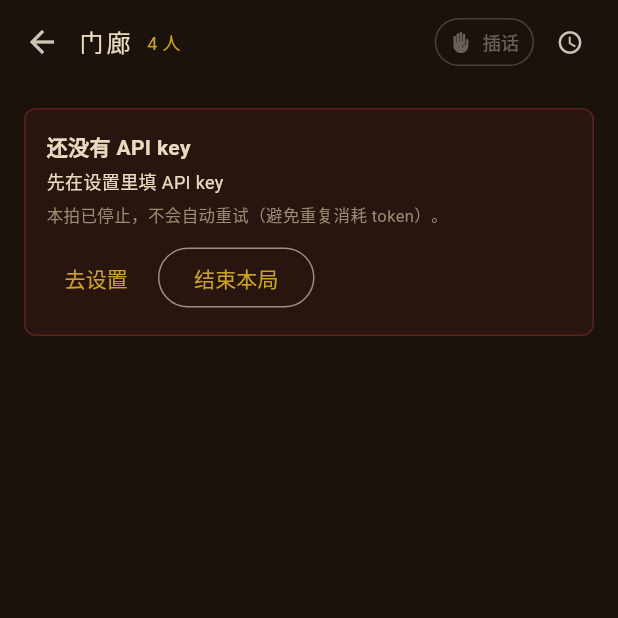
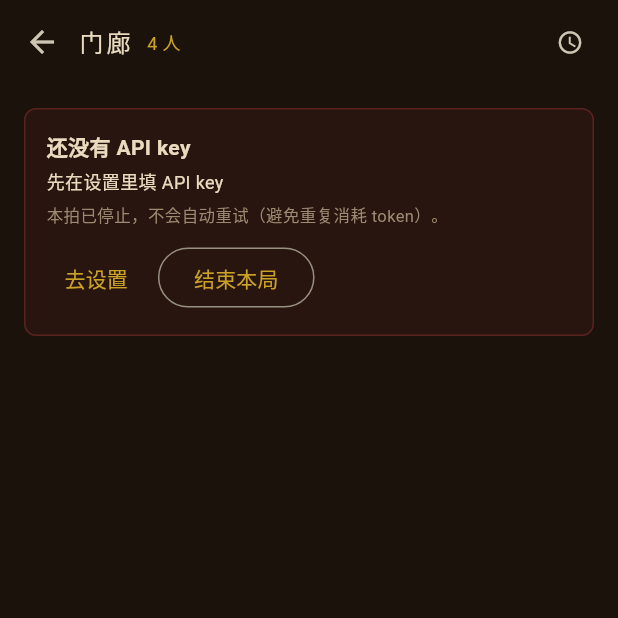
Before and after one commit to hzdDylan/ai_paotuan_roundtablemetting, a Flutter app: the TableScreen screen opened by its route, on a phone screen of 412 x 824 dp, the top half of it. Run offline on Flutter 3.47's test engine with Material 3 defaults, Android fonts, the phone set to English and light mode, and no system bars; our stand-ins replace dio, flutter_riverpod, flutter_secure_storage, go_router, yaml; accounts and stored records are empty.

Commit message:
refactor: remove interjection feature

```diff
--- a/ai_paotuan_aroundmeeting/lib/engine/director/director.dart
+++ b/ai_paotuan_aroundmeeting/lib/engine/director/director.dart
@@ -69,7 +69,7 @@ class DirectorContext {
   final String humanId;
   final String? lastSpeakerId;
 
-  /// 玩家是否点了「该我了 / 插话」。
+  /// 玩家是否明确要求自己行动。
   final bool humanRequested;
 
   /// 上一拍是否是玩家且失败（用于「队友补位」）。
--- a/ai_paotuan_aroundmeeting/lib/engine/knowledge/game_event.dart
+++ b/ai_paotuan_aroundmeeting/lib/engine/knowledge/game_event.dart
@@ -11,7 +11,6 @@ abstract final class EventKind {
   static const roll = 'roll';
   static const checkResult = 'check_result';
   static const stateDelta = 'state_delta';
-  static const interjection = 'interjection';
   static const inputAllowed = 'input_allowed';
   static const inputRejected = 'input_rejected';
   static const sceneEnd = 'scene_end';
--- a/ai_paotuan_aroundmeeting/lib/engine/turn/turn_state.dart
+++ b/ai_paotuan_aroundmeeting/lib/engine/turn/turn_state.dart
@@ -14,7 +14,6 @@ enum BeatPhase {
   evaluating,
   transitioning,
   ending,
-  interrupted,
   failed,
 }
 
@@ -23,9 +22,6 @@ extension BeatPhaseInfo on BeatPhase {
       this != BeatPhase.idle &&
       this != BeatPhase.failed &&
       this != BeatPhase.ending;
-
-  /// 此时「插话」按钮是否可点（D-08：只有 BP/NPC 说话时可打断）。
-  bool get allowsInterject => this == BeatPhase.generating;
 }
 
 const Object _keep = Object();
--- a/ai_paotuan_aroundmeeting/lib/features/how_to_play/how_to_play_screen.dart
+++ b/ai_paotuan_aroundmeeting/lib/features/how_to_play/how_to_play_screen.dart
@@ -21,7 +21,7 @@ class _HowToPlayScreenState extends State<HowToPlayScreen> {
       lines: [
         '你是一个真人，桌上还有 2–5 个 AI 玩家（BP，Bot Player：由 AI 扮演的跑团玩家，坐在你旁边一起冒险，不是 NPC）和 1 个守秘人（KP）。',
         '每拍由导演决定谁说话；BP 会按自己的目标行动，也会吐槽、拒绝、临时改主意。',
-        '你随时可以插话——但 KP 叙述和掷骰结算时不行。',
+        '你只在轮到自己时行动——KP 叙述和掷骰结算时不能打断。',
       ],
     ),
     _Page(
--- a/ai_paotuan_aroundmeeting/lib/features/table/table_screen.dart
+++ b/ai_paotuan_aroundmeeting/lib/features/table/table_screen.dart
@@ -134,9 +134,6 @@ class _TableScreenState extends ConsumerState<TableScreen> {
                 _TopBar(
                   sceneName: state.sceneName,
                   partySize: state.partySize,
-                  canInterject: state.canInterject,
-                  interjectReason: state.interjectReason ?? '现在不能插话',
-                  onInterject: notifier.interject,
                   onBack: _leave,
                   onTranscript: _showTranscript,
                 ),
@@ -252,18 +249,12 @@ class _TopBar extends StatelessWidget {
   const _TopBar({
     required this.sceneName,
     required this.partySize,
-    required this.canInterject,
-    required this.interjectReason,
-    required this.onInterject,
     required this.onBack,
     required this.onTranscript,
   });
 
   final String sceneName;
   final int partySize;
-  final bool canInterject;
-  final String interjectReason;
-  final VoidCallback onInterject;
   final VoidCallback onBack;
   final VoidCallback onTranscript;
 
@@ -284,27 +275,6 @@ class _TopBar extends StatelessWidget {
             style: const TextStyle(fontSize: 12, color: AppColors.brass),
           ),
           const Spacer(),
-          Tooltip(
-            message: interjectReason,
-            child: OutlinedButton.icon(
-              onPressed: canInterject ? onInterject : null,
-              icon: const Icon(Icons.front_hand, size: 14),
-              label: const Text('插话', style: TextStyle(fontSize: 12)),
-              style: OutlinedButton.styleFrom(
-                foregroundColor: canInterject
-                    ? AppColors.blood
-                    : AppColors.inkMuted,
-                side: BorderSide(
-                  color: canInterject
-                      ? AppColors.blood.withValues(alpha: 0.7)
-                      : const Color(0x33FFFFFF),
-                ),
-                padding: const EdgeInsets.symmetric(horizontal: 10),
-                minimumSize: const Size(0, 32),
-                tapTargetSize: MaterialTapTargetSize.shrinkWrap,
-              ),
-            ),
-          ),
           IconButton(
             tooltip: '记录',
             onPressed: onTranscript,
```
Also changed, not shown: ai_paotuan_aroundmeeting/lib/engine/archive/archiver.dart (+0 -7 lines), ai_paotuan_aroundmeeting/lib/engine/turn/effect.dart (+0 -12 lines), ai_paotuan_aroundmeeting/lib/engine/turn/turn_event.dart (+0 -7 lines), ai_paotuan_aroundmeeting/lib/engine/turn/turn_machine.dart (+0 -12 lines), ai_paotuan_aroundmeeting/lib/features/journal/journal_screen.dart (+0 -8 lines), ai_paotuan_aroundmeeting/lib/features/table/table_notifier.dart (+3 -49 lines), ai_paotuan_aroundmeeting/lib/features/table/transcript_screen.dart (+0 -8 lines), 1 other file.
